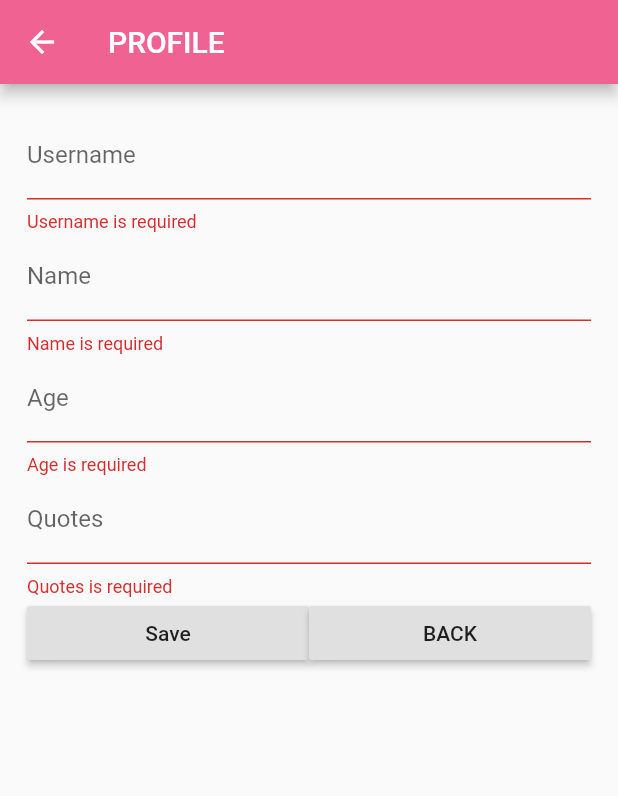
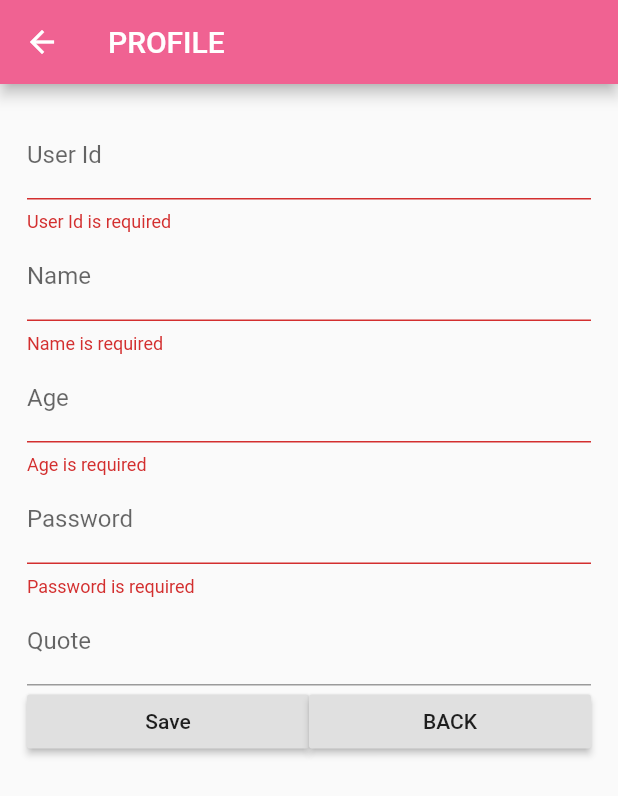
Before and after one commit to momoNiti/mobilefinal2, a Flutter app: the ProfileScreen screen opened by its route, after a tap on "Save", on a phone screen of 412 x 824 dp. Shown: the top 796 px of the screen. Run offline on Flutter 3.47's test engine with Material 2 defaults, Android fonts, the phone set to English and light mode, and no system bars; our stand-ins replace shared_preferences, sqflite; accounts and stored records are empty.

Commit message:
home and profile

```diff
--- a/lib/ui/profile_screen.dart
+++ b/lib/ui/profile_screen.dart
@@ -2,8 +2,8 @@ import 'package:flutter/material.dart';
 import 'package:mobilefinal2/ui/home_screen.dart';
 import 'package:mobilefinal2/util/account.dart';
 import 'package:mobilefinal2/util/sharepref.dart';
-
-
+import 'package:path_provider/path_provider.dart';
+import 'dart:io';
 class ProfileScreen extends StatefulWidget {
   @override
   State<StatefulWidget> createState() {
@@ -14,14 +14,42 @@ class ProfileScreen extends StatefulWidget {
 class ProfileScreenState extends State<ProfileScreen> {
   final _formkey = GlobalKey<FormState>();
   final AccountProvider db = AccountProvider();
-
   static Account account;
   TextEditingController userNameController = TextEditingController();
   TextEditingController nameController = TextEditingController();
   TextEditingController ageController = TextEditingController();
   TextEditingController quoteController = TextEditingController();
+  TextEditingController passwordController = TextEditingController();
+  //io
+  Future<String> get _localPath async {
+      final directory = await getApplicationDocumentsDirectory();
+      return directory.path;
+    }
+    Future<File> get _localFile async{
+      final path = await _localPath;
+      return File('$path/counter.txt');
+    }
+    Future<File> writeQuote(String quote) async {
+      final file = await _localFile;
+      return file.writeAsString('$quote');
+    }
+    Future<String> readQuote() async {
+      try {
+        final file = await _localFile;
+        String contents = await file.readAsString();
+        return contents;
+      } catch (e) {
+      return "";
+}
+    }
+  //
   void initState() {
     super.initState();
+    readQuote().then((value){
+      setState(() {
+        quoteController.text = value;
+      });
+    });
     SharedPreferencesUtil.loadLastLogin().then((value) async {
       await db.open('account.db');
       db.getAccountByUserId(value).then((values) {
@@ -29,15 +57,27 @@ class ProfileScreenState extends State<ProfileScreen> {
         userNameController.text = values.userName;
         nameController.text = values.name;
         ageController.text = values.age.toString();
-      });
-    });
-    SharedPreferencesUtil.loadQuote().then((value) {
-      setState(() {
-        quoteController.text = value;
+        passwordController.text = values.password;
       });
     });
   }
 
+  int countSpace(String s) {
+    int result = 0;
+    for (int i = 0; i < s.length; i++) {
+      if (s[i] == ' ') {
+        result += 1;
+      }
+    }
+    return result;
+  }
+
+  bool isNumeric(String s) {
+    if (s == null) {
+      return false;
+    }
+    return double.parse(s, (e) => null) != null;
+  }
   @override
   Widget build(BuildContext context) {
     return Scaffold(
@@ -54,10 +94,15 @@ class ProfileScreenState extends State<ProfileScreen> {
                   children: <Widget>[
                     TextFormField(
                       controller: userNameController,
-                      decoration: InputDecoration(labelText: "Username"),
+                      decoration: InputDecoration(labelText: "User Id"),
                       keyboardType: TextInputType.text,
                       validator: (value) {
-                        if (value.isEmpty) return "Username is required";
+                        if (value.isEmpty) {
+                          return "User Id is required";
+                        }
+                        if (value.length < 6 || value.length > 12){
+                          return "ต้องมีความยาวอยู่ในช่วง 6-12 ตัวอักษร";
+                        }
                       },
                     ),
                     TextFormField(
@@ -65,7 +110,12 @@ class ProfileScreenState extends State<ProfileScreen> {
                       decoration: InputDecoration(labelText: "Name"),
                       keyboardType: TextInputType.text,
                       validator: (value) {
-                        if (value.isEmpty) return "Name is required";
+                        if (value.isEmpty){
+                          return "Name is required";
+                        }
+                        if (countSpace(value) != 1) {
+                          return "ชื่อและนามสกุลต้องคั่นด้วย 1 space";
+                        }
                       },
                     ),
                     TextFormField(
@@ -73,15 +123,32 @@ class ProfileScreenState extends State<ProfileScreen> {
                       decoration: InputDecoration(labelText: "Age"),
                       keyboardType: TextInputType.number,
                       validator: (value) {
-                        if (value.isEmpty) return "Age is required";
+                        if (value.isEmpty){
+                          return "Age is required";
+                        }
+                        if (!isNumeric(value) ||
+                            int.parse(value) < 10 ||
+                            int.parse(value) > 80){
+                              return "ต้องเป็นตัวเลขและอยู่ในช่วง 10-80";
+                            }
+                      },
+                    ),
+                    TextFormField(
+                      controller: passwordController,
+                      decoration: InputDecoration(labelText: "Password"),
+                      // obscureText: true,
+                      validator: (value) {
+                        if (value.isEmpty){
+                          return "Password is required";
+                        }
+                        if (value.length < 6){
+                          return "Password ต้องมีความยาวมากกว่า 6";
+                        }
                       },
                     ),
                     TextFormField(
                       controller: quoteController,
-                      decoration: InputDecoration(labelText: "Quotes"),
-                      validator: (value) {
-                        if (value.isEmpty) return "Quotes is required";
-                      },
+                      decoration: InputDecoration(labelText: "Quote"),
                     ),
                     Row(
                       children: <Widget>[
@@ -91,17 +158,16 @@ class ProfileScreenState extends State<ProfileScreen> {
                             child: Text("Save"),
                             onPressed: () {
                               if (_formkey.currentState.validate()) {
+                                writeQuote(quoteController.text);
                                 db.update(
                                   Account(
                                       id: account.id,
                                       userName: userNameController.text,
                                       name: nameController.text,
                                       age: int.parse(ageController.text),
-                                    password: account.password
-                                  ),
+                                      password: account.password),
                                 );
-                                SharedPreferencesUtil.saveQuote(
-                                    quoteController.text);
+
                                 Navigator.pushReplacement(
                                     context,
                                     MaterialPageRoute(
--- a/lib/util/io.dart
+++ /dev/null
@@ -1,29 +0,0 @@
-import 'package:path_provider/path_provider.dart';
-import 'dart:io';
-
-class IoProvider {
-  Future<String> get _localPath async {
-    final directory = await getApplicationDocumentsDirectory();
-    return directory.path;
-  }
-
-  Future<File> get _localFile async {
-    final path = await _localPath;
-    return File('$path/quotes.txt');
-  }
-
-  Future<File> writeQuotes(String quotes) async {
-    final file = await _localFile;
-    return file.writeAsString('$quotes');
-  }
-
-  Future<int> readQuotes() async {
-    try {
-      final file = await _localFile;
-      String contents = await file.readAsString();
-      return int.parse(contents);
-    } catch (e) {
-      return 0;
-    }
-  }
-}
--- a/lib/util/sharepref.dart
+++ b/lib/util/sharepref.dart
@@ -10,14 +10,4 @@ class SharedPreferencesUtil {
     SharedPreferences prefs = await SharedPreferences.getInstance();
     return (prefs.getString('last_login'));
   }
-
-  static void saveQuote(String quote) async {
-    SharedPreferences prefs = await SharedPreferences.getInstance();
-    await prefs.setString('quote', quote);
-  }
-
-  static Future<String> loadQuote() async {
-    SharedPreferences prefs = await SharedPreferences.getInstance();
-    return (prefs.getString('quote'));
-  }
 }
```
Also changed, not shown: lib/ui/home_screen.dart (+46 -10 lines). Lines whose indentation alone changed are shown as unchanged.
